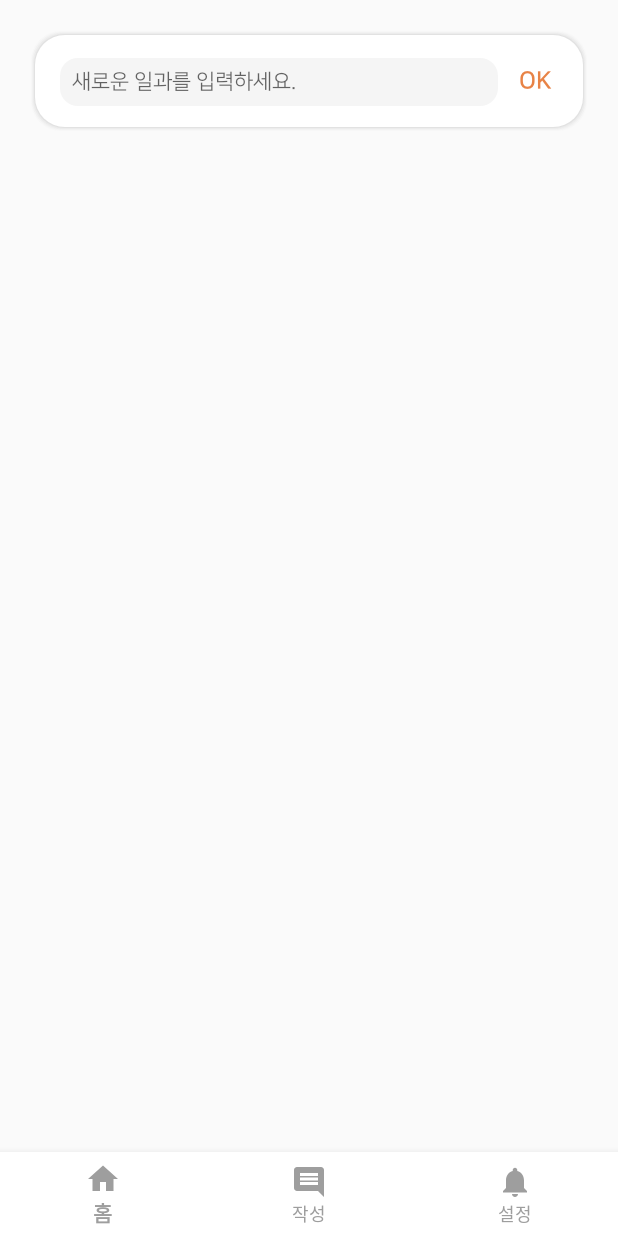
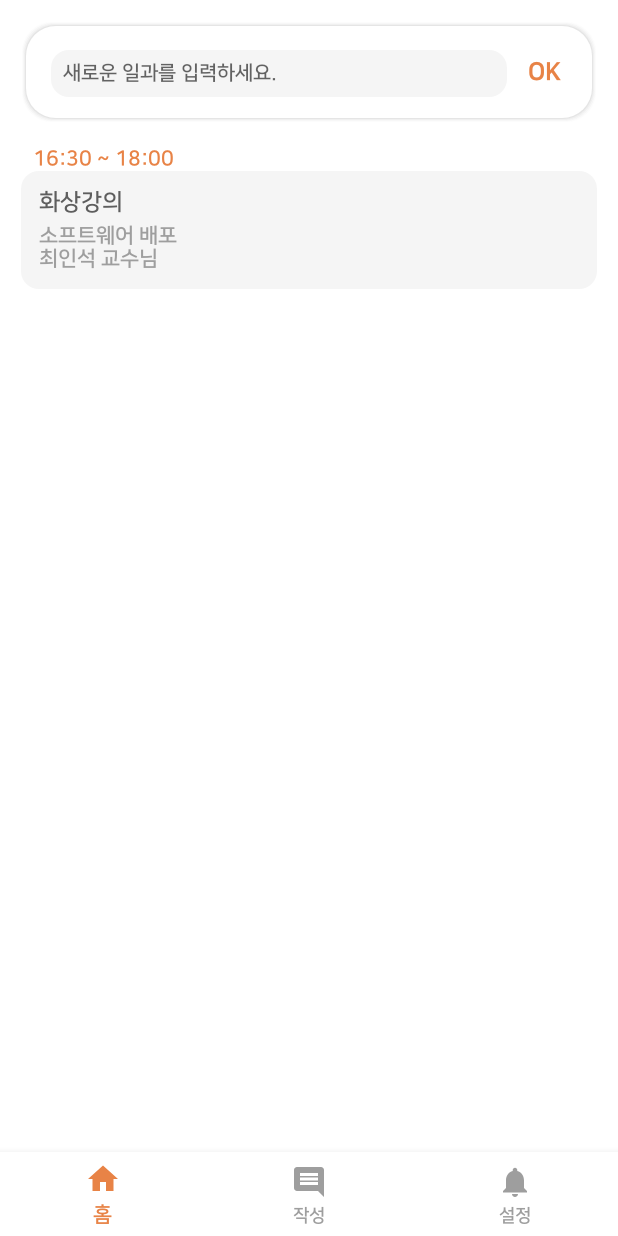
Before and after one commit to Eogeum/ONEUL, an Android app: the screen it shows after launch (MainActivity), on a phone screen of 412 x 824 dp. Run offline under Robolectric (Android 15) with nearby library versions, the phone set to English and light mode, and no system bars.

Commit message:
Add List & Menu Effect

```diff
--- /dev/null
+++ b/app/src/main/res/color/bot_menu.xml
@@ -0,0 +1,5 @@
+<?xml version="1.0" encoding="utf-8"?>
+<selector xmlns:android="http://schemas.android.com/apk/res/android">
+    <item android:color="@color/mainColor" android:state_checked="true" />
+    <item android:color="@color/gray" />
+</selector>
--- /dev/null
+++ b/app/src/main/res/drawable/home_ll2.xml
@@ -0,0 +1,11 @@
+<?xml version="1.0" encoding="utf-8"?>
+<layer-list xmlns:android="http://schemas.android.com/apk/res/android">
+
+    <item>
+        <shape>
+            <solid android:color="@color/lightGray" />
+            <corners android:radius="12dp" />
+        </shape>
+    </item>
+
+</layer-list>
--- a/app/src/main/res/font/font.xml
+++ b/app/src/main/res/font/font.xml
@@ -6,7 +6,12 @@
         android:fontWeight="400" />
 
     <font
-        android:font="@font/nanum_square_b"
+    android:font="@font/nanum_square_b"
+    android:fontStyle="normal"
+    android:fontWeight="400" />
+
+    <font
+        android:font="@font/nanum_square_eb"
         android:fontStyle="normal"
         android:fontWeight="400" />
 
--- a/app/src/main/res/layout/activity_main.xml
+++ b/app/src/main/res/layout/activity_main.xml
@@ -17,10 +17,9 @@
             android:layout_height="wrap_content"
             android:layout_gravity="bottom"
             android:background="@color/white"
-            app:itemIconTint="@color/gray"
-            app:itemTextColor="@color/gray"
+            app:itemIconTint="@color/bot_menu"
+            app:itemTextColor="@color/bot_menu"
             app:menu="@menu/bot_menu" />
-        <!--        todo 위에 친구 누르면고 선택되면 메인컬러로 변경되도록 해야 함-->
     </FrameLayout>
 
 </androidx.constraintlayout.widget.ConstraintLayout>
--- a/app/src/main/res/layout/fragment_home.xml
+++ b/app/src/main/res/layout/fragment_home.xml
@@ -1,53 +1,91 @@
 <?xml version="1.0" encoding="utf-8"?>
-<FrameLayout xmlns:android="http://schemas.android.com/apk/res/android"
+<ScrollView xmlns:android="http://schemas.android.com/apk/res/android"
     xmlns:tools="http://schemas.android.com/tools"
     android:layout_width="match_parent"
     android:layout_height="match_parent"
+    android:background="@color/white"
+    android:padding="14dp"
     tools:context=".fragment.HomeFragment">
-
-    <ScrollView
-        android:layout_width="match_parent"
-        android:layout_height="match_parent">
 
     <LinearLayout
         android:layout_width="match_parent"
-            android:layout_height="match_parent"
+        android:layout_height="wrap_content"
         android:orientation="vertical">
 
+        <!--            새로운 일과 입력 박스-->
         <LinearLayout
             android:id="@+id/ll_todayBox"
             android:layout_width="match_parent"
             android:layout_height="wrap_content"
-                android:layout_margin="20dp"
+            android:layout_marginBottom="16dp"
             android:background="@drawable/home_ll"
             android:orientation="horizontal"
             android:padding="10dp">
 
             <EditText
-                    android:layout_width="wrap_content"
+                android:layout_width="0dp"
                 android:layout_height="wrap_content"
+                android:layout_marginStart="10dp"
                 android:layout_marginLeft="10dp"
                 android:layout_weight="1"
                 android:background="@drawable/home_et"
-                    android:fontFamily="@font/nanum_square_r"
                 android:hint="새로운 일과를 입력하세요."
                 android:padding="8dp"
-                    android:textSize="14sp" />
+                android:textSize="13sp" />
 
             <Button
                 style="?android:attr/borderlessButtonStyle"
                 android:layout_width="50dp"
                 android:layout_height="wrap_content"
                 android:background="@color/white"
-                    android:fontFamily="@font/nanum_square_b"
+                android:fontFamily="@font/nanum_square_eb"
                 android:text="OK"
                 android:textColor="@color/mainColor"
                 android:textSize="16sp" />
 
-                <!--                    todo  여기  추가된 일과들 표시할 틀 만들어야 함-->
         </LinearLayout>
 
+        <!--        추가된 일과 표시 영역-->
+        <LinearLayout
+            android:layout_width="match_parent"
+            android:layout_height="wrap_content"
+            android:layout_marginBottom="10dp"
+            android:orientation="vertical">
+
+            <TextView
+                android:layout_width="wrap_content"
+                android:layout_height="wrap_content"
+                android:layout_marginStart="8dp"
+                android:layout_marginLeft="8dp"
+                android:text="16:30 ~ 18:00"
+                android:textColor="@color/mainColor"
+                android:textSize="14sp" />
+
+            <LinearLayout
+                android:layout_width="match_parent"
+                android:layout_height="wrap_content"
+                android:background="@drawable/home_ll2"
+                android:orientation="vertical"
+                android:padding="12dp">
+
+                <TextView
+                    android:layout_width="wrap_content"
+                    android:layout_height="wrap_content"
+                    android:layout_marginBottom="6dp"
+                    android:text="화상강의"
+                    android:textColor="@color/darkGray"
+                    android:textSize="15sp" />
+
+                <TextView
+                    android:layout_width="wrap_content"
+                    android:layout_height="wrap_content"
+                    android:text="소프트웨어 배포 \n최인석 교수님"
+                    android:textColor="@color/gray"
+                    android:textSize="14sp" />
+            </LinearLayout>
+        </LinearLayout>
+
+        <!--        새로운 글은 여기부터-->
 
     </LinearLayout>
 </ScrollView>
-</FrameLayout>
--- a/app/src/main/res/values/colors.xml
+++ b/app/src/main/res/values/colors.xml
@@ -4,4 +4,6 @@
     <color name="white">#FFFFFF</color>
     <color name="gray">#9E9E9E</color>
     <color name="lightGray">#F5F5F5</color>
+    <color name="black">#000000</color>
+    <color name="darkGray">#5E5E5E</color>
 </resources>
--- a/app/src/main/res/values/styles.xml
+++ b/app/src/main/res/values/styles.xml
@@ -2,13 +2,14 @@
     <!-- Base application theme. -->
     <style name="AppTheme" parent="Theme.AppCompat.Light.DarkActionBar">
         <!-- Customize your theme here. -->
-<!--        <item name="colorPrimary">@color/colorPrimary</item>-->
-<!--        <item name="colorPrimaryDark">@color/colorPrimaryDark</item>-->
-<!--        <item name="colorAccent">@color/colorAccent</item>-->
+        <!--        <item name="colorPrimary">@color/colorPrimary</item>-->
+        <!--        <item name="colorPrimaryDark">@color/colorPrimaryDark</item>-->
+        <!--        <item name="colorAccent">@color/colorAccent</item>-->
 
-<!--        타이틀 바 제거-->
+        <!--        타이틀 바 제거-->
         <item name="windowActionBar">false</item>
         <item name="windowNoTitle">true</item>
+        <item name="android:fontFamily">@font/nanum_square_b</item>
     </style>
 
 </resources>
```
Lines whose indentation alone changed are shown as unchanged.
